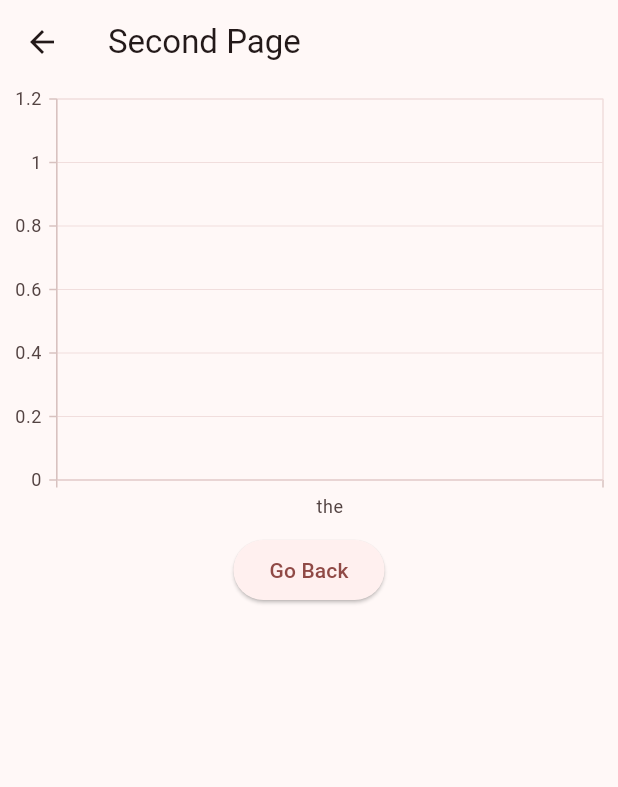
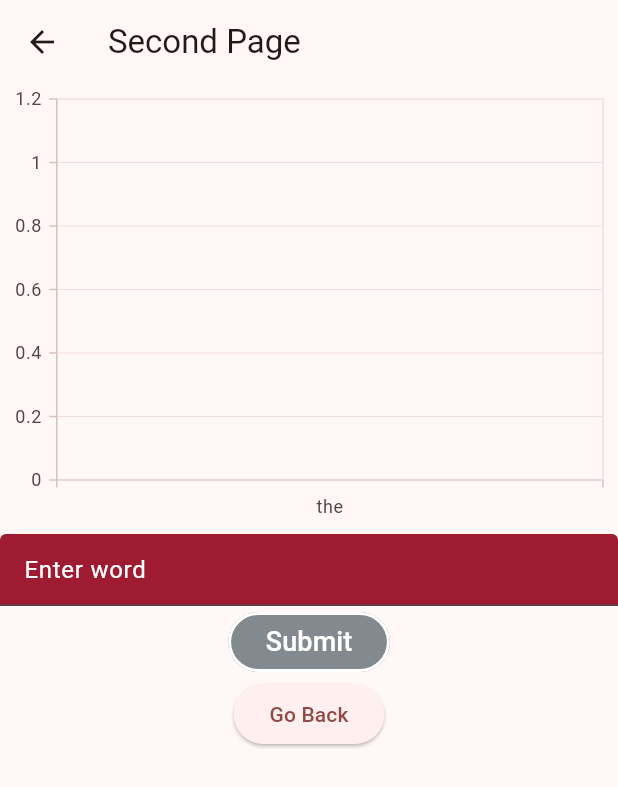
Before and after one commit to Baby-Words-Tracker/Baby_Words, a Flutter app: the StatsPage screen opened by its route, on a phone screen of 412 x 824 dp. Shown: the top 787 px of the screen. Run offline on Flutter 3.47's test engine with Material 3 defaults, Android fonts, the phone set to English and light mode, and no system bars; our stand-ins replace cloud_firestore, csv, firebase_core, syncfusion_flutter_charts; accounts and stored records are empty.

Commit message:
Added Stats page, mostly for testing now

```diff
--- a/baby_words_tracker/lib/pages/stats.dart
+++ b/baby_words_tracker/lib/pages/stats.dart
@@ -1,16 +1,28 @@
+import 'package:baby_words_tracker/util/language_code.dart';
+import 'package:baby_words_tracker/util/part_of_speech.dart';
 import 'package:flutter/material.dart';
 import 'package:flutter/services.dart';
 import 'package:csv/csv.dart';
 import 'package:syncfusion_flutter_charts/charts.dart';
 import 'package:baby_words_tracker/data/services/child_data_service.dart';
 import 'package:baby_words_tracker/data/services/parent_data_service.dart';
+import 'package:baby_words_tracker/data/services/word_data_service.dart';
+import 'package:baby_words_tracker/data/services/word_tracker_data_service.dart';
+import 'package:baby_words_tracker/data/models/child.dart';
+import 'package:baby_words_tracker/data/models/parent.dart';
+import 'package:baby_words_tracker/data/models/word.dart';
+
 
 class StatsPage extends StatelessWidget {
   @override
+  final TextEditingController _controller = TextEditingController(); // Controller
   Widget build(BuildContext context) {
     //FIXME: dependency inject these (obviously)
     ParentDataService parentService = ParentDataService();
     ChildDataService childService = ChildDataService();
+    WordDataService wordService = WordDataService();
+    WordTrackerDataService trackerService = WordTrackerDataService();
+
 
     return Scaffold(
       appBar: AppBar(title: Text("Second Page")),
@@ -33,14 +45,6 @@ class StatsPage extends StatelessWidget {
                 for (var item in csvData.take(5)) { // Print first 5 elements
                   print("X: ${item[0]} (Type: ${item[0].runtimeType}), Y: ${item[1]} (Type: ${item[1].runtimeType})");
                 }
-                // return ListView.builder(
-                //   itemCount: csvData.length,
-                //   itemBuilder: (context, index) {
-                //     return ListTile(
-                //       title: Text(csvData[index].join(", ")), // Show CSV row as text
-                //     );
-                //   },
-                // );
                 return Container(
                   child: SfCartesianChart(
                     primaryXAxis: CategoryAxis(),
@@ -54,6 +58,40 @@ class StatsPage extends StatelessWidget {
                   )
                 );
               }
+            ),
+            // ElevatedButton(
+            //   onPressed: () {
+            //     print(createExampleParentChild(parentService, childService));
+            //   },
+            //   child: Text("Add Example Parent and Child (please only press once lmao)"),
+            // ),
+            TextField(
+              controller: _controller,
+              decoration: const InputDecoration(
+                //border: OutlineInputBorder(),
+                hintText: 'Enter word',
+                hintStyle: TextStyle(color: Colors.white),
+                filled: true,
+                fillColor: Color(0xFF9E1B32),
+              ),
+            ),
+            Center(
+              //submit button currently doesn't do anything
+              child: OutlinedButton(
+                onPressed: () {
+                  addWordToChild(_controller.text, childService, wordService, trackerService);
+                },
+                style: OutlinedButton.styleFrom(
+                  backgroundColor: Color(0xFF828A8F),
+                  foregroundColor: Colors.white,
+                  shape: RoundedRectangleBorder(
+                    borderRadius: BorderRadius.circular(20),
+                  ),
+                  side: const BorderSide(color: Colors.white, width: 2),
+                  padding: const EdgeInsets.symmetric(horizontal: 25, vertical: 0),
+                ),
+                child: const Text('Submit', style: TextStyle(fontSize: 18)),
+              )
             ),
             ElevatedButton(
               onPressed: () {
@@ -83,24 +121,32 @@ async {
   return csvTable;
 }
 
-Future<List<List<dynamic>>> getNewWordCount()
+// Future<List<List<dynamic>>> getNewWordCount()
+// async {
+
+// }
+
+
+Future<String> createExampleParentChild(ParentDataService parentService, ChildDataService childService)
 async {
-  //handle data, convert into readable list
-  // Load the CSV file from assets
-  final csvString = await rootBundle.loadString('assets/data.csv');
-
-  // Parse the CSV
-  final csvTable = const CsvToListConverter().convert(csvString);
-
-  // Print the content
-  print(csvTable);
-  return csvTable;
+  Parent parent = await parentService.createParent("test2@test.test", "testParent1", []);
+  print("Added parent with id" + (parent.id ?? "FAILED"));
+  Child kid = await childService.createChild(DateTime(1999, 9, 9), "testChild2", 0, [(parent.id ?? "FAILED")]);
+  parentService.addChildToParent(parent.id ?? "", kid.id ?? "");
+  print("Added child with id" + (kid.id ?? "FAILED"));
+  return (kid.id ?? "FAILED");
 }
 
-//1
-Future<String> createExampleParentChild(ParentDataService parentService, ChildDataService childService)
+
+//testing child id: gz1Qe32xJcF0oRGmhw7f
+Future<void> addWordToChild(String word, ChildDataService childService, WordDataService wordService, WordTrackerDataService trackerService, {String id = "gz1Qe32xJcF0oRGmhw7f"})
 async {
-  String pid = await parentService.createParent("test1@test.test", "testParent1", []);
-  String cid = await childService.createChild(DateTime(1999, 9, 9), "testChild1", 0, [pid]);
-  return cid;
+  if (childService.getChild(id) == null)
+  {
+    return;
+  }
+  //FIXME: implement language, part of speech, defn
+  Word wordObject = await wordService.createWord(word, [LanguageCode.en], PartOfSpeech.noun, "testWord");
+  //FIXME: numUtterances to be removed
+  trackerService.createWordTracker(id, word, DateTime.now(), 1);
 }
```
